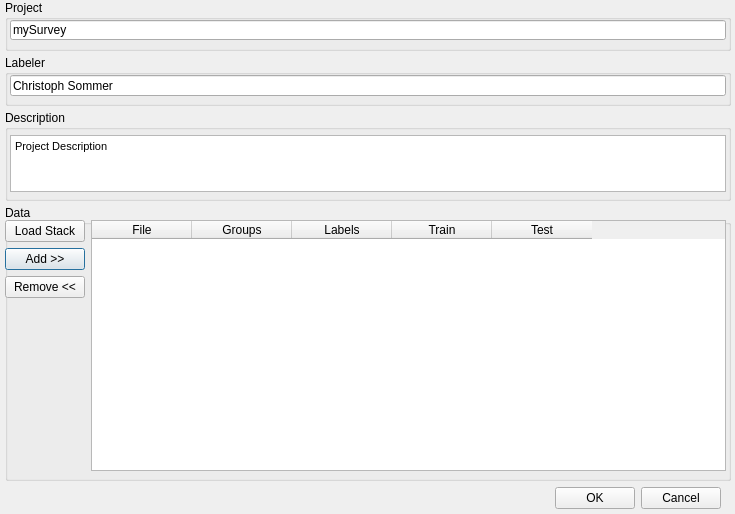
Before: the Qt Designer form gui/dlgProject.ui in ilastik/ilastik-0.5, drawn with Qt 5.
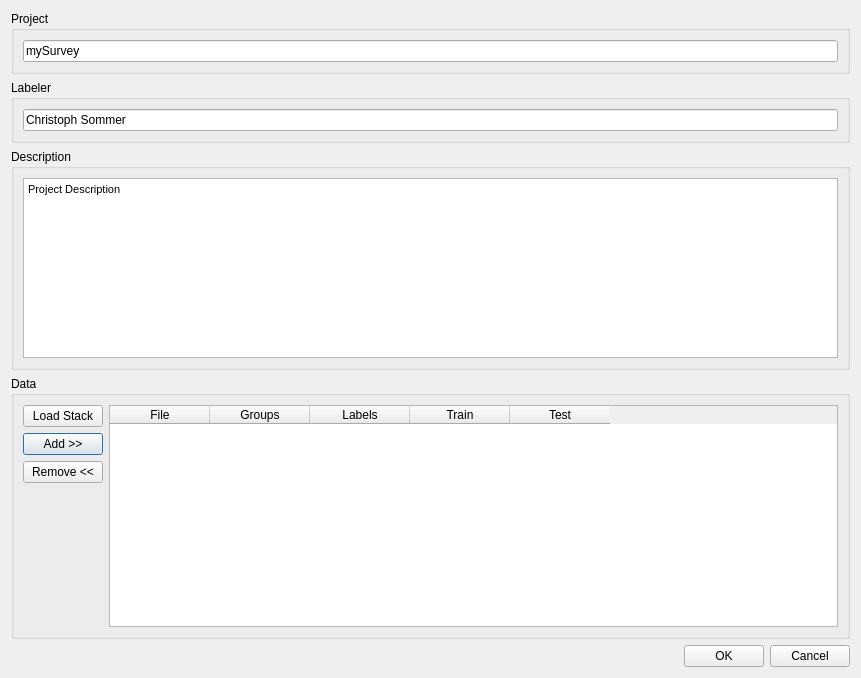
After: the same form once the commit is applied. Icons and pictures are not drawn.

Commit message: make project dialog adapt to font size etc

Diff of the .ui file:
```diff
--- a/gui/dlgProject.ui
+++ b/gui/dlgProject.ui
@@ -9,34 +9,134 @@
    <rect>
     <x>0</x>
     <y>0</y>
-    <width>735</width>
-    <height>514</height>
+    <width>861</width>
+    <height>678</height>
    </rect>
   </property>
   <property name="windowTitle">
    <string>Dialog</string>
   </property>
+  <layout class="QVBoxLayout" name="verticalLayout">
+   <item>
+    <widget class="QGroupBox" name="groupBox_2">
+     <property name="enabled">
+      <bool>true</bool>
+     </property>
+     <property name="sizePolicy">
+      <sizepolicy hsizetype="Expanding" vsizetype="Preferred">
+       <horstretch>0</horstretch>
+       <verstretch>0</verstretch>
+      </sizepolicy>
+     </property>
+     <property name="title">
+      <string>Project</string>
+     </property>
+     <layout class="QHBoxLayout" name="horizontalLayout_4">
+      <item>
+       <widget class="QLineEdit" name="projectName">
+        <property name="sizePolicy">
+         <sizepolicy hsizetype="Expanding" vsizetype="Preferred">
+          <horstretch>0</horstretch>
+          <verstretch>0</verstretch>
+         </sizepolicy>
+        </property>
+        <property name="text">
+         <string>mySurvey</string>
+        </property>
+       </widget>
+      </item>
+     </layout>
+    </widget>
+   </item>
+   <item>
+    <widget class="QGroupBox" name="groupBox">
+     <property name="sizePolicy">
+      <sizepolicy hsizetype="Preferred" vsizetype="Preferred">
+       <horstretch>0</horstretch>
+       <verstretch>0</verstretch>
+      </sizepolicy>
+     </property>
+     <property name="minimumSize">
+      <size>
+       <width>10</width>
+       <height>0</height>
+      </size>
+     </property>
+     <property name="maximumSize">
+      <size>
+       <width>10000</width>
+       <height>10000</height>
+      </size>
+     </property>
+     <property name="title">
+      <string>Labeler</string>
+     </property>
+     <layout class="QHBoxLayout" name="horizontalLayout_3">
+      <item>
+       <widget class="QLineEdit" name="labeler">
+        <property name="sizePolicy">
+         <sizepolicy hsizetype="Expanding" vsizetype="Preferred">
+          <horstretch>0</horstretch>
+          <verstretch>0</verstretch>
+         </sizepolicy>
+        </property>
+        <property name="text">
+         <string>Christoph Sommer</string>
+        </property>
+       </widget>
+      </item>
+     </layout>
+    </widget>
+   </item>
+   <item>
+    <widget class="QGroupBox" name="groupBox_3">
+     <property name="sizePolicy">
+      <sizepolicy hsizetype="MinimumExpanding" vsizetype="Preferred">
+       <horstretch>0</horstretch>
+       <verstretch>0</verstretch>
+      </sizepolicy>
+     </property>
+     <property name="title">
+      <string>Description</string>
+     </property>
+     <layout class="QVBoxLayout" name="verticalLayout_2">
+      <item>
+       <widget class="QTextEdit" name="description">
+        <property name="sizePolicy">
+         <sizepolicy hsizetype="Expanding" vsizetype="Fixed">
+          <horstretch>0</horstretch>
+          <verstretch>0</verstretch>
+         </sizepolicy>
+        </property>
+        <property name="maximumSize">
+         <size>
+          <width>16777215</width>
+          <height>180</height>
+         </size>
+        </property>
+        <property name="html">
+         <string>&lt;!DOCTYPE HTML PUBLIC &quot;-//W3C//DTD HTML 4.0//EN&quot; &quot;http://www.w3.org/TR/REC-html40/strict.dtd&quot;&gt;
+&lt;html&gt;&lt;head&gt;&lt;meta name=&quot;qrichtext&quot; content=&quot;1&quot; /&gt;&lt;style type=&quot;text/css&quot;&gt;
+p, li { white-space: pre-wrap; }
+&lt;/style&gt;&lt;/head&gt;&lt;body style=&quot; font-family:'Sans Serif'; font-size:9pt; font-weight:400; font-style:normal;&quot;&gt;
+&lt;p style=&quot; margin-top:0px; margin-bottom:0px; margin-left:0px; margin-right:0px; -qt-block-indent:0; text-indent:0px;&quot;&gt;&lt;span style=&quot; font-family:'MS Shell Dlg 2'; font-size:8pt;&quot;&gt;Project Description&lt;/span&gt;&lt;/p&gt;&lt;/body&gt;&lt;/html&gt;</string>
+        </property>
+       </widget>
+      </item>
+     </layout>
+    </widget>
+   </item>
+   <item>
   <widget class="QGroupBox" name="groupBox_5">
-   <property name="geometry">
-    <rect>
-     <x>5</x>
-     <y>205</y>
-     <width>726</width>
-     <height>276</height>
-    </rect>
+     <property name="sizePolicy">
+      <sizepolicy hsizetype="Expanding" vsizetype="Expanding">
+       <horstretch>0</horstretch>
+       <verstretch>0</verstretch>
+      </sizepolicy>
    </property>
    <property name="title">
     <string>Data</string>
    </property>
-   <widget class="QWidget" name="horizontalLayoutWidget">
-    <property name="geometry">
-     <rect>
-      <x>0</x>
-      <y>15</y>
-      <width>721</width>
-      <height>251</height>
-     </rect>
-    </property>
     <layout class="QHBoxLayout" name="horizontalLayout_2">
      <item>
       <layout class="QVBoxLayout" name="verticalLayout_5">
@@ -101,7 +201,7 @@
      <item>
       <widget class="QTableWidget" name="tableWidget">
        <property name="sizePolicy">
-        <sizepolicy hsizetype="MinimumExpanding" vsizetype="Minimum">
+         <sizepolicy hsizetype="MinimumExpanding" vsizetype="Expanding">
          <horstretch>0</horstretch>
          <verstretch>0</verstretch>
         </sizepolicy>
@@ -138,147 +238,32 @@
      </item>
     </layout>
    </widget>
-  </widget>
-  <widget class="QGroupBox" name="groupBox_2">
-   <property name="enabled">
-    <bool>true</bool>
-   </property>
-   <property name="geometry">
-    <rect>
-     <x>5</x>
-     <y>0</y>
-     <width>726</width>
-     <height>51</height>
-    </rect>
-   </property>
-   <property name="sizePolicy">
-    <sizepolicy hsizetype="MinimumExpanding" vsizetype="MinimumExpanding">
-     <horstretch>0</horstretch>
-     <verstretch>0</verstretch>
-    </sizepolicy>
-   </property>
-   <property name="title">
-    <string>Project</string>
-   </property>
-   <widget class="QLineEdit" name="projectName">
-    <property name="geometry">
-     <rect>
-      <x>5</x>
-      <y>20</y>
-      <width>716</width>
+   </item>
+   <item>
+    <layout class="QHBoxLayout" name="horizontalLayout">
+     <item>
+      <spacer name="horizontalSpacer">
+       <property name="orientation">
+        <enum>Qt::Horizontal</enum>
+       </property>
+       <property name="sizeHint" stdset="0">
+        <size>
+         <width>40</width>
       <height>20</height>
-     </rect>
-    </property>
-    <property name="text">
-     <string>mySurvey</string>
-    </property>
-   </widget>
-  </widget>
-  <widget class="QGroupBox" name="groupBox">
-   <property name="geometry">
-    <rect>
-     <x>5</x>
-     <y>55</y>
-     <width>726</width>
-     <height>51</height>
-    </rect>
-   </property>
-   <property name="sizePolicy">
-    <sizepolicy hsizetype="MinimumExpanding" vsizetype="MinimumExpanding">
-     <horstretch>0</horstretch>
-     <verstretch>0</verstretch>
-    </sizepolicy>
-   </property>
-   <property name="minimumSize">
-    <size>
-     <width>10</width>
-     <height>0</height>
-    </size>
-   </property>
-   <property name="maximumSize">
-    <size>
-     <width>10000</width>
-     <height>10000</height>
-    </size>
-   </property>
-   <property name="title">
-    <string>Labeler</string>
-   </property>
-   <widget class="QLineEdit" name="labeler">
-    <property name="geometry">
-     <rect>
-      <x>5</x>
-      <y>20</y>
-      <width>716</width>
-      <height>21</height>
-     </rect>
-    </property>
-    <property name="sizePolicy">
-     <sizepolicy hsizetype="MinimumExpanding" vsizetype="MinimumExpanding">
-      <horstretch>0</horstretch>
-      <verstretch>0</verstretch>
-     </sizepolicy>
-    </property>
-    <property name="text">
-     <string>Christoph Sommer</string>
-    </property>
-   </widget>
-  </widget>
-  <widget class="QGroupBox" name="groupBox_3">
-   <property name="geometry">
-    <rect>
-     <x>5</x>
-     <y>110</y>
-     <width>726</width>
-     <height>91</height>
-    </rect>
-   </property>
-   <property name="title">
-    <string>Description</string>
-   </property>
-   <widget class="QTextEdit" name="description">
-    <property name="geometry">
-     <rect>
-      <x>5</x>
-      <y>25</y>
-      <width>716</width>
-      <height>57</height>
-     </rect>
-    </property>
-    <property name="sizePolicy">
-     <sizepolicy hsizetype="Preferred" vsizetype="Preferred">
-      <horstretch>0</horstretch>
-      <verstretch>0</verstretch>
-     </sizepolicy>
-    </property>
-    <property name="maximumSize">
-     <size>
-      <width>16777215</width>
-      <height>1623452</height>
-     </size>
-    </property>
-    <property name="html">
-     <string>&lt;!DOCTYPE HTML PUBLIC &quot;-//W3C//DTD HTML 4.0//EN&quot; &quot;http://www.w3.org/TR/REC-html40/strict.dtd&quot;&gt;
-&lt;html&gt;&lt;head&gt;&lt;meta name=&quot;qrichtext&quot; content=&quot;1&quot; /&gt;&lt;style type=&quot;text/css&quot;&gt;
-p, li { white-space: pre-wrap; }
-&lt;/style&gt;&lt;/head&gt;&lt;body style=&quot; font-family:'Sans Serif'; font-size:9pt; font-weight:400; font-style:normal;&quot;&gt;
-&lt;p style=&quot; margin-top:0px; margin-bottom:0px; margin-left:0px; margin-right:0px; -qt-block-indent:0; text-indent:0px;&quot;&gt;&lt;span style=&quot; font-family:'MS Shell Dlg 2'; font-size:8pt;&quot;&gt;Project Description&lt;/span&gt;&lt;/p&gt;&lt;/body&gt;&lt;/html&gt;</string>
-    </property>
-   </widget>
-  </widget>
+        </size>
+       </property>
+      </spacer>
+     </item>
+     <item>
   <widget class="QDialogButtonBox" name="confirmButtons">
-   <property name="geometry">
-    <rect>
-     <x>550</x>
-     <y>480</y>
-     <width>171</width>
-     <height>36</height>
-    </rect>
-   </property>
    <property name="standardButtons">
     <set>QDialogButtonBox::Cancel|QDialogButtonBox::Ok</set>
    </property>
   </widget>
+     </item>
+    </layout>
+   </item>
+  </layout>
  </widget>
  <resources/>
  <connections/>
```
Lines whose indentation alone changed are shown as unchanged.
